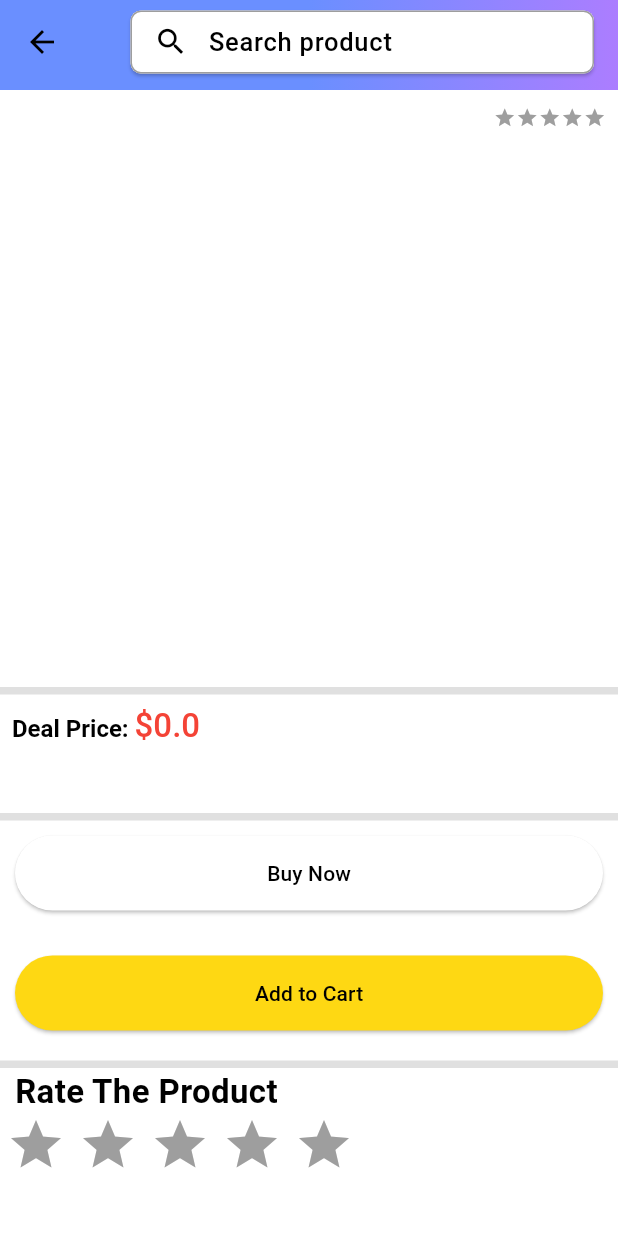
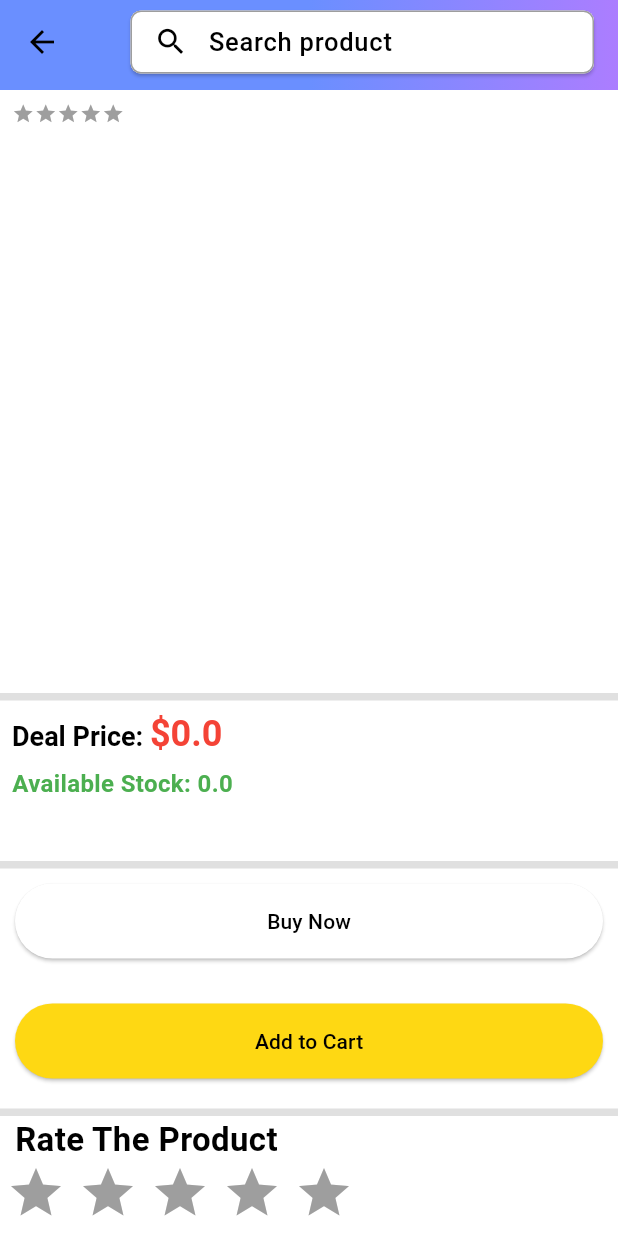
Before and after one commit to bagusanugrah/ecommerce-flutter-nodejs, a Flutter app: the ProductDetailScreen screen opened directly with empty values, on a phone screen of 412 x 824 dp. Run offline on Flutter 3.47's test engine with Material 3 defaults, Android fonts, the phone set to English and light mode, and no system bars; drawn by our look-alikes of carousel_slider, flutter_rating_bar; our stand-ins replace badges, cloud_firestore, dotted_border, file_picker, firebase_core, firebase_messaging and 2 more; missing offline and left inert: cloudinary_public, pay; accounts and stored records are empty.

Commit message:
merapihkan halaman product detail

```diff
--- a/flutter/lib/features/product_details/screens/product_details_screen.dart
+++ b/flutter/lib/features/product_details/screens/product_details_screen.dart
@@ -25,7 +25,7 @@ class ProductDetailScreen extends StatefulWidget {
 
 class _ProductDetailScreenState extends State<ProductDetailScreen> {
   final ProductDetailsServices productDetailsServices =
-      ProductDetailsServices();
+  ProductDetailsServices();
   double avgRating = 0;
   double myRating = 0;
 
@@ -132,16 +132,8 @@ class _ProductDetailScreenState extends State<ProductDetailScreen> {
           children: [
             Padding(
               padding: const EdgeInsets.all(8.0),
-              child: Row(
-                mainAxisAlignment: MainAxisAlignment.spaceBetween,
-                children: [
-                  Text(
-                    widget.product.id!,
-                  ),
-                  Stars(
-                    rating: avgRating,
-                  ),
-                ],
+              child: Stars(
+                rating: avgRating,
               ),
             ),
             Padding(
@@ -152,18 +144,19 @@ class _ProductDetailScreenState extends State<ProductDetailScreen> {
               child: Text(
                 widget.product.name,
                 style: const TextStyle(
-                  fontSize: 15,
+                  fontSize: 22,
+                  fontWeight: FontWeight.bold,
                 ),
               ),
             ),
             CarouselSlider(
               items: widget.product.images.map(
-                (i) {
+                    (i) {
                   return Builder(
                     builder: (BuildContext context) => Image.network(
                       i,
                       fit: BoxFit.contain,
-                      height: 200,
+                      height: 300,
                     ),
                   );
                 },
@@ -183,7 +176,7 @@ class _ProductDetailScreenState extends State<ProductDetailScreen> {
                 text: TextSpan(
                   text: 'Deal Price: ',
                   style: const TextStyle(
-                    fontSize: 16,
+                    fontSize: 18,
                     color: Colors.black,
                     fontWeight: FontWeight.bold,
                   ),
@@ -191,9 +184,9 @@ class _ProductDetailScreenState extends State<ProductDetailScreen> {
                     TextSpan(
                       text: '\$${widget.product.price}',
                       style: const TextStyle(
-                        fontSize: 22,
+                        fontSize: 24,
                         color: Colors.red,
-                        fontWeight: FontWeight.w500,
+                        fontWeight: FontWeight.bold,
                       ),
                     ),
                   ],
@@ -201,8 +194,25 @@ class _ProductDetailScreenState extends State<ProductDetailScreen> {
               ),
             ),
             Padding(
+              padding: const EdgeInsets.symmetric(horizontal: 8.0),
+              child: Text(
+                'Available Stock: ${widget.product.quantity}',
+                style: const TextStyle(
+                  fontSize: 16,
+                  color: Colors.green,
+                  fontWeight: FontWeight.w600,
+                ),
+              ),
+            ),
+            Padding(
               padding: const EdgeInsets.all(8.0),
-              child: Text(widget.product.description),
+              child: Text(
+                widget.product.description,
+                style: const TextStyle(
+                  fontSize: 16,
+                  height: 1.5,
+                ),
+              ),
             ),
             Container(
               color: Colors.black12,
```
